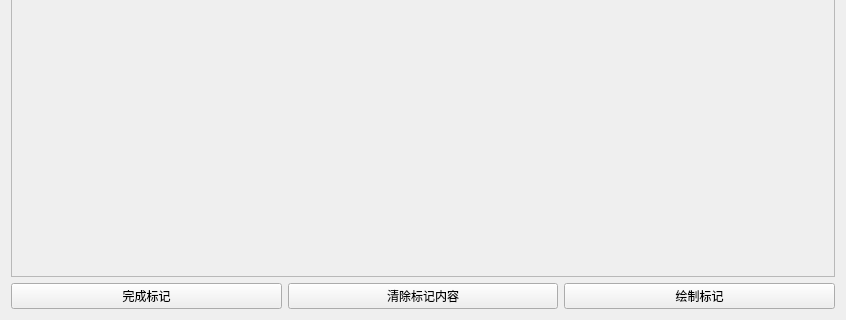
Old version of the form DepthToPCL.ui in the repository DXia-101/DepthToPCL; both pictures show x 0 to 846 and y 270 to 590 of the 846 by 590 pixel window.
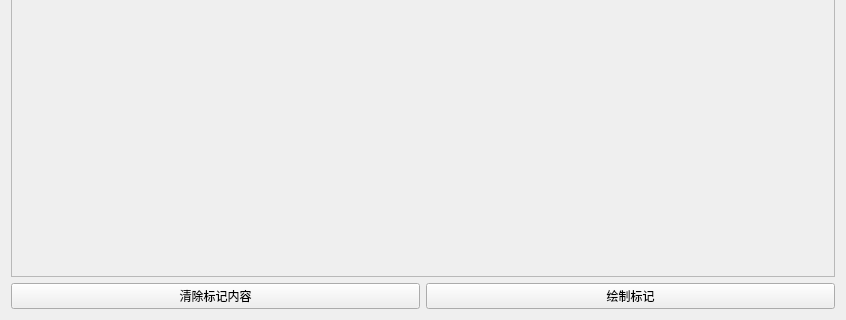
New version of the form.

Commit message: 将2维显示控件替换为TeGraphicsView相关控件，标记功能暂时没有做的很完善

The edit to the form file:
```diff
--- a/DepthToPCL.ui
+++ b/DepthToPCL.ui
@@ -87,13 +87,6 @@
          </item>
          <item>
           <layout class="QHBoxLayout" name="horizontalLayout_5">
-           <item>
-            <widget class="QPushButton" name="MarkCompleted">
-             <property name="text">
-              <string>完成标记</string>
-             </property>
-            </widget>
-           </item>
            <item>
             <widget class="QPushButton" name="clearMarkersBtn">
              <property name="text">
```
Left out of the diff: 2 changed lines with no effect on the pictures. The commit also changes 15 other files.
